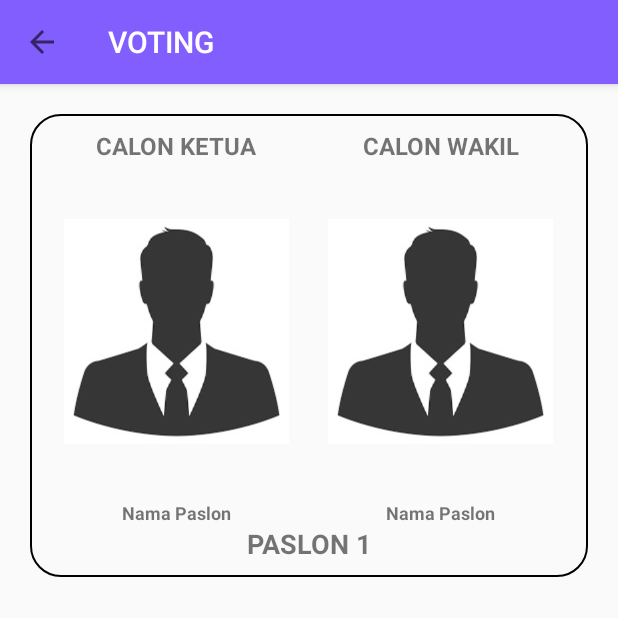
After one commit to alexistdev/Facevoting, an Android app: the Detailpaslon screen opened directly, with no data from a screen before it, on a phone screen of 412 x 824 dp, the top half of it. The commit adds this screen. Run offline under Robolectric (Android 15) with nearby library versions, the phone set to English and light mode, and no system bars.

Commit message:
Menambahkan detail paslon part 1

```diff
--- a/app/src/main/java/com/berkatfaatulohalawa1711010164/facevoting/config/Constants.java
+++ b/app/src/main/java/com/berkatfaatulohalawa1711010164/facevoting/config/Constants.java
@@ -2,7 +2,7 @@ package com.berkatfaatulohalawa1711010164.facevoting.config;
 
 public class Constants {
     //url foto
-    //public static final String IMAGES_URL = "http://192.168.56.1/myreminderweb/foto/";
+    public static final String IMAGES_URL = "http://192.168.56.1/evoting/gambar/";
     //URL API
     public static final String URL ="http://192.168.56.1/evoting/";
 //    public static final String URL ="http://www.facevoting.xyz/";
--- /dev/null
+++ b/app/src/main/java/com/berkatfaatulohalawa1711010164/facevoting/ui/Detailpaslon.java
@@ -0,0 +1,44 @@
+package com.berkatfaatulohalawa1711010164.facevoting.ui;
+
+import androidx.appcompat.app.AppCompatActivity;
+import androidx.appcompat.widget.Toolbar;
+
+import android.app.ProgressDialog;
+import android.content.Intent;
+import android.os.Bundle;
+
+import com.berkatfaatulohalawa1711010164.facevoting.R;
+
+public class Detailpaslon extends AppCompatActivity {
+    private ProgressDialog progressDialog;
+    private Toolbar toolbar;
+
+    @Override
+    protected void onCreate(Bundle savedInstanceState) {
+        super.onCreate(savedInstanceState);
+        setContentView(R.layout.activity_detailpaslon);
+
+        init();
+        setSupportActionBar(toolbar);
+        if (getSupportActionBar() != null) {
+            getSupportActionBar().setTitle("VOTING");
+            getSupportActionBar().setDisplayHomeAsUpEnabled(true);
+            getSupportActionBar().setDisplayShowTitleEnabled(true);
+        }
+
+        Intent iin= getIntent();
+        Bundle extra = iin.getExtras();
+
+
+        if(extra != null) {
+            //final String idKategori = extra.getString("id_kategori","0");
+            /* Untuk setup toolbar */
+
+        }
+    }
+
+    private void init(){
+        //progressDialog = ProgressDialog.show(this, "", "Loading.....", true, false);
+        toolbar = findViewById(R.id.toolbarmenu);
+    }
+}
--- /dev/null
+++ b/app/src/main/res/layout/activity_detailpaslon.xml
@@ -0,0 +1,109 @@
+<?xml version="1.0" encoding="utf-8"?>
+<LinearLayout xmlns:android="http://schemas.android.com/apk/res/android"
+    xmlns:app="http://schemas.android.com/apk/res-auto"
+    xmlns:tools="http://schemas.android.com/tools"
+    android:layout_width="match_parent"
+    android:layout_height="match_parent"
+    android:orientation="vertical"
+    tools:context=".ui.Detailpaslon">
+    <com.google.android.material.appbar.AppBarLayout
+        android:id="@+id/appBarLayout"
+        android:layout_width="match_parent"
+        android:layout_height="wrap_content"
+        app:layout_constraintEnd_toEndOf="parent"
+        app:layout_constraintStart_toStartOf="parent"
+        app:layout_constraintTop_toTopOf="parent">
+
+        <androidx.appcompat.widget.Toolbar
+            android:id="@+id/toolbarmenu"
+            android:layout_width="match_parent"
+            android:layout_height="wrap_content"
+            android:background="@color/bgUtama"
+            android:minHeight="?attr/actionBarSize"
+            app:theme="@style/ThemeNoActionBar"
+            app:titleTextColor="@color/white" />
+    </com.google.android.material.appbar.AppBarLayout>
+    <!--  Kotak Gambar profil      -->
+    <LinearLayout
+        android:layout_marginTop="20dp"
+        android:layout_marginStart="20dp"
+        android:layout_marginEnd="20dp"
+        android:layout_width="match_parent"
+        android:layout_height="wrap_content"
+        android:background="@drawable/customborder"
+        android:orientation="vertical">
+        <!--  Gambar profil      -->
+        <LinearLayout
+            android:layout_width="match_parent"
+            android:layout_height="wrap_content"
+            android:weightSum="2"
+            android:orientation="horizontal">
+            <LinearLayout
+                android:layout_weight="1"
+                android:layout_width="0dp"
+                android:layout_height="match_parent"
+                android:orientation="vertical">
+                <TextView
+                    android:layout_width="wrap_content"
+                    android:layout_height="wrap_content"
+                    android:text="@string/dpaslon2"
+                    android:layout_gravity="center_horizontal"
+                    android:textStyle="bold"
+                    android:textSize="16sp"/>
+                <ImageView
+                    android:id="@+id/gbr_ketua"
+                    android:contentDescription="@string/dpaslon5"
+                    android:layout_gravity="center_horizontal"
+                    android:layout_width="150dp"
+                    android:layout_height="wrap_content"
+                    android:src="@drawable/profil"/>
+                <TextView
+                    android:id="@+id/txt_ketua"
+                    android:layout_width="wrap_content"
+                    android:layout_height="wrap_content"
+                    android:text="@string/dpaslon4"
+                    android:layout_gravity="center_horizontal"
+                    android:textStyle="bold"
+                    android:textSize="12sp"/>
+            </LinearLayout>
+            <LinearLayout
+                android:layout_weight="1"
+                android:layout_width="0dp"
+                android:layout_height="match_parent"
+                android:orientation="vertical">
+                <TextView
+                    android:layout_width="wrap_content"
+                    android:layout_height="wrap_content"
+                    android:text="@string/dpaslon3"
+                    android:layout_gravity="center_horizontal"
+                    android:textStyle="bold"
+                    android:textSize="16sp"/>
+                <ImageView
+                    android:id="@+id/gbr_wakil"
+                    android:contentDescription="@string/dpaslon5"
+                    android:layout_gravity="center_horizontal"
+                    android:layout_width="150dp"
+                    android:layout_height="wrap_content"
+                    android:src="@drawable/profil"/>
+                <TextView
+                    android:id="@+id/txt_wakil"
+                    android:layout_width="wrap_content"
+                    android:layout_height="wrap_content"
+                    android:text="@string/dpaslon4"
+                    android:layout_gravity="center_horizontal"
+                    android:textStyle="bold"
+                    android:textSize="12sp"/>
+            </LinearLayout>
+        </LinearLayout>
+        <!--  /End Gambar profil      -->
+        <TextView
+            android:layout_width="wrap_content"
+            android:layout_height="wrap_content"
+            android:text="@string/dpaslon1"
+            android:textSize="18sp"
+            android:textStyle="bold"
+            android:layout_gravity="center_horizontal"/>
+
+    </LinearLayout>
+    <!--  /End Kotak Gambar profil  -->
+</LinearLayout>
--- a/app/src/main/res/values/strings.xml
+++ b/app/src/main/res/values/strings.xml
@@ -41,6 +41,12 @@
     <string name="dashboard3">ID123456879</string>
     <string name="dashboard4">UKM DARMAJAYA</string>
     <string name="dashboard5">VOTE</string>
+    <!--  Daftar Paslon  -->
+    <string name="dpaslon1">PASLON 1</string>
+    <string name="dpaslon2">CALON KETUA</string>
+    <string name="dpaslon3">CALON WAKIL</string>
+    <string name="dpaslon4">Nama Paslon</string>
+    <string name="dpaslon5">Gambar Photo</string>
 
     <!-- TODO: Remove or change this placeholder text -->
     <string name="hello_blank_fragment">Hello blank fragment</string>
```
Also changed, not shown: app/src/main/AndroidManifest.xml (+8 -1 lines), app/src/main/java/com/berkatfaatulohalawa1711010164/facevoting/adapter/MenuAdapter.java (+25 -5 lines), app/src/main/java/com/berkatfaatulohalawa1711010164/facevoting/adapter/PaslonAdapter.java (+31 -5 lines), app/src/main/java/com/berkatfaatulohalawa1711010164/facevoting/fragment/home_fragment.java (+5 -3 lines), app/src/main/java/com/berkatfaatulohalawa1711010164/facevoting/model/PaslonModel.java (+22 -1 lines), app/src/main/java/com/berkatfaatulohalawa1711010164/facevoting/ui/Login.java (+9 -18 lines), app/src/main/java/com/berkatfaatulohalawa1711010164/facevoting/ui/Paslon.java (+19 -4 lines), app/src/main/res/layout/activity_paslon.xml (+17 -0 lines), app/src/main/res/layout/single_row_kategori.xml (+6 -2 lines), app/src/main/res/layout/single_row_paslon.xml (+16 -8 lines).
